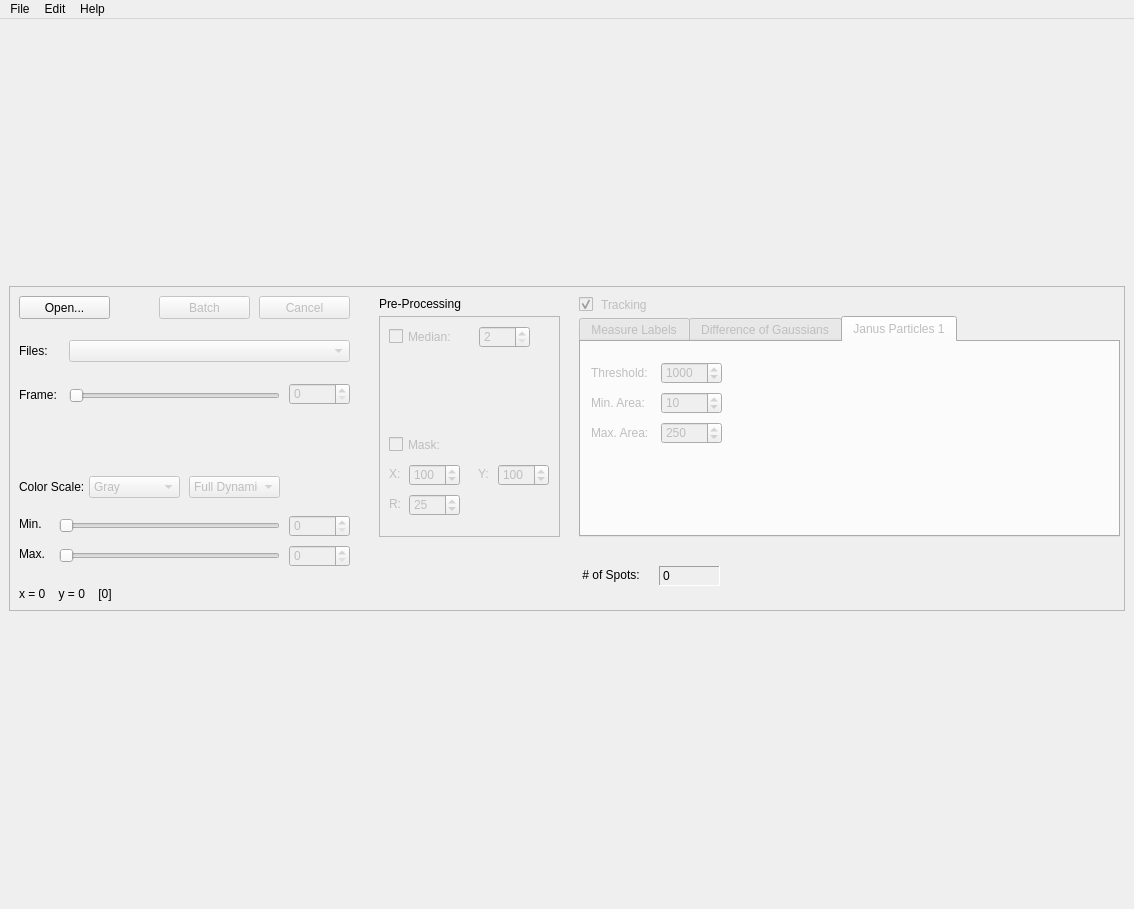
The window that TrackerLab.ui (Molecular-Nanophotonics/TrackerLab) describes before a commit, drawn with Qt 5.
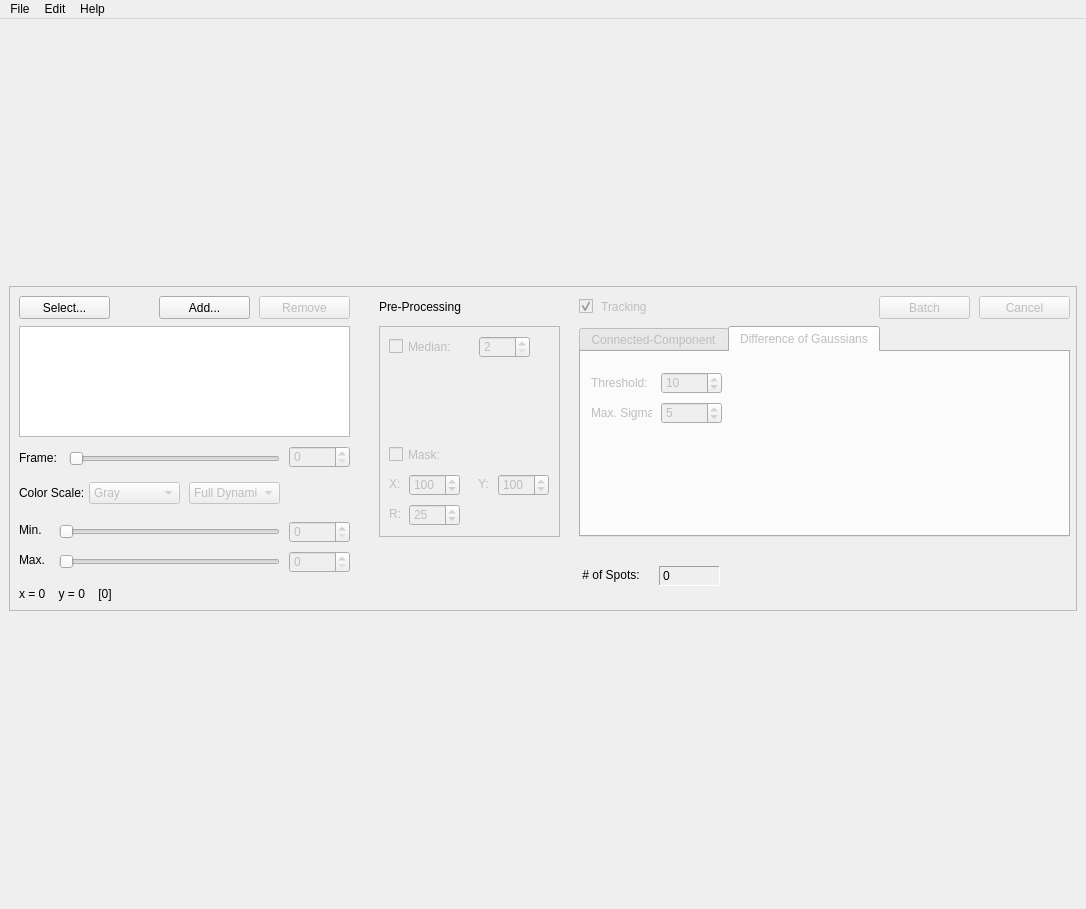
The same window after the commit.

Patch:
```diff
--- a/TrackerLab.ui
+++ b/TrackerLab.ui
@@ -6,7 +6,7 @@
    <rect>
     <x>0</x>
     <y>0</y>
-    <width>1134</width>
+    <width>1086</width>
     <height>909</height>
    </rect>
   </property>
@@ -45,7 +45,7 @@
         </rect>
        </property>
        <property name="text">
-        <string>Open...</string>
+        <string>Select...</string>
        </property>
       </widget>
       <widget class="QSpinBox" name="frameSpinBox">
@@ -55,7 +55,7 @@
        <property name="geometry">
         <rect>
          <x>280</x>
-         <y>97</y>
+         <y>160</y>
          <width>61</width>
          <height>22</height>
         </rect>
@@ -64,37 +64,11 @@
         <bool>false</bool>
        </property>
       </widget>
-      <widget class="QLabel" name="fileLabel">
-       <property name="geometry">
-        <rect>
-         <x>10</x>
-         <y>57</y>
-         <width>47</width>
-         <height>16</height>
-        </rect>
-       </property>
-       <property name="text">
-        <string>Files:</string>
-       </property>
-      </widget>
-      <widget class="QComboBox" name="fileComboBox">
-       <property name="enabled">
-        <bool>false</bool>
-       </property>
-       <property name="geometry">
-        <rect>
-         <x>60</x>
-         <y>54</y>
-         <width>281</width>
-         <height>22</height>
-        </rect>
-       </property>
-      </widget>
       <widget class="QLabel" name="frameLabel">
        <property name="geometry">
         <rect>
          <x>10</x>
-         <y>101</y>
+         <y>164</y>
          <width>47</width>
          <height>16</height>
         </rect>
@@ -110,7 +84,7 @@
        <property name="geometry">
         <rect>
          <x>60</x>
-         <y>100</y>
+         <y>163</y>
          <width>211</width>
          <height>20</height>
         </rect>
@@ -142,20 +116,20 @@
        <property name="geometry">
         <rect>
          <x>570</x>
-         <y>30</y>
-         <width>541</width>
-         <height>221</height>
+         <y>40</y>
+         <width>491</width>
+         <height>211</height>
         </rect>
        </property>
        <property name="autoFillBackground">
         <bool>false</bool>
        </property>
        <property name="currentIndex">
-        <number>2</number>
+        <number>1</number>
        </property>
        <widget class="QWidget" name="tab1">
         <attribute name="title">
-         <string>Measure Labels</string>
+         <string>Connected-Component</string>
         </attribute>
         <widget class="QSpinBox" name="tab1ThresholdSpinBox">
          <property name="geometry">
@@ -339,34 +313,6 @@
         <attribute name="title">
          <string>Difference of Gaussians</string>
         </attribute>
-        <widget class="QDoubleSpinBox" name="tab2ThresholdSpinBox">
-         <property name="geometry">
-          <rect>
-           <x>80</x>
-           <y>20</y>
-           <width>61</width>
-           <height>22</height>
-          </rect>
-         </property>
-         <property name="keyboardTracking">
-          <bool>false</bool>
-         </property>
-         <property name="decimals">
-          <number>2</number>
-         </property>
-         <property name="minimum">
-          <double>0.010000000000000</double>
-         </property>
-         <property name="maximum">
-          <double>1.000000000000000</double>
-         </property>
-         <property name="singleStep">
-          <double>0.010000000000000</double>
-         </property>
-         <property name="value">
-          <double>0.100000000000000</double>
-         </property>
-        </widget>
         <widget class="QSpinBox" name="tab2MaxSigmaSpinBox">
          <property name="geometry">
           <rect>
@@ -415,18 +361,7 @@
           <string>Max. Sigma:</string>
          </property>
         </widget>
-       </widget>
-       <widget class="QWidget" name="tab3">
-        <property name="sizePolicy">
-         <sizepolicy hsizetype="Preferred" vsizetype="Preferred">
-          <horstretch>0</horstretch>
-          <verstretch>0</verstretch>
-         </sizepolicy>
-        </property>
-        <attribute name="title">
-         <string>Janus Particles 1</string>
-        </attribute>
-        <widget class="QSpinBox" name="tab3ThresholdSpinBox">
+        <widget class="QSpinBox" name="tab2ThresholdSpinBox">
          <property name="geometry">
           <rect>
            <x>80</x>
@@ -435,114 +370,16 @@
            <height>22</height>
           </rect>
          </property>
-         <property name="keyboardTracking">
-          <bool>false</bool>
-         </property>
-         <property name="minimum">
-          <number>1</number>
-         </property>
          <property name="maximum">
-          <number>10000</number>
+          <number>100</number>
          </property>
          <property name="singleStep">
           <number>10</number>
          </property>
          <property name="value">
-          <number>1000</number>
-         </property>
-        </widget>
-        <widget class="QSpinBox" name="tab3MinAreaSpinBox">
-         <property name="geometry">
-          <rect>
-           <x>80</x>
-           <y>50</y>
-           <width>61</width>
-           <height>22</height>
-          </rect>
-         </property>
-         <property name="keyboardTracking">
-          <bool>false</bool>
-         </property>
-         <property name="maximum">
-          <number>1000</number>
-         </property>
-         <property name="value">
           <number>10</number>
          </property>
         </widget>
-        <widget class="QSpinBox" name="tab3MaxAreaSpinBox">
-         <property name="geometry">
-          <rect>
-           <x>80</x>
-           <y>80</y>
-           <width>61</width>
-           <height>22</height>
-          </rect>
-         </property>
-         <property name="keyboardTracking">
-          <bool>false</bool>
-         </property>
-         <property name="maximum">
-          <number>10000</number>
-         </property>
-         <property name="value">
-          <number>250</number>
-         </property>
-        </widget>
-        <widget class="QLabel" name="tab1ThresholdLabel_2">
-         <property name="geometry">
-          <rect>
-           <x>10</x>
-           <y>20</y>
-           <width>71</width>
-           <height>21</height>
-          </rect>
-         </property>
-         <property name="text">
-          <string>Threshold:</string>
-         </property>
-         <property name="alignment">
-          <set>Qt::AlignLeading|Qt::AlignLeft|Qt::AlignVCenter</set>
-         </property>
-        </widget>
-        <widget class="QLabel" name="tab1MinAreaLabel_2">
-         <property name="geometry">
-          <rect>
-           <x>10</x>
-           <y>50</y>
-           <width>71</width>
-           <height>21</height>
-          </rect>
-         </property>
-         <property name="layoutDirection">
-          <enum>Qt::LeftToRight</enum>
-         </property>
-         <property name="text">
-          <string>Min. Area:</string>
-         </property>
-         <property name="alignment">
-          <set>Qt::AlignLeading|Qt::AlignLeft|Qt::AlignVCenter</set>
-         </property>
-        </widget>
-        <widget class="QLabel" name="tab1MaxAreaLabel_2">
-         <property name="geometry">
-          <rect>
-           <x>10</x>
-           <y>80</y>
-           <width>71</width>
-           <height>21</height>
-          </rect>
-         </property>
-         <property name="layoutDirection">
-          <enum>Qt::LeftToRight</enum>
-         </property>
-         <property name="text">
-          <string>Max. Area:</string>
-         </property>
-         <property name="alignment">
-          <set>Qt::AlignLeading|Qt::AlignLeft|Qt::AlignVCenter</set>
-         </property>
-        </widget>
        </widget>
       </widget>
       <widget class="QPushButton" name="batchButton">
@@ -551,7 +388,7 @@
        </property>
        <property name="geometry">
         <rect>
-         <x>150</x>
+         <x>870</x>
          <y>10</y>
          <width>91</width>
          <height>23</height>
@@ -567,7 +404,7 @@
        </property>
        <property name="geometry">
         <rect>
-         <x>250</x>
+         <x>970</x>
          <y>10</y>
          <width>91</width>
          <height>23</height>
@@ -616,9 +453,9 @@
        <property name="geometry">
         <rect>
          <x>370</x>
-         <y>30</y>
+         <y>40</y>
          <width>181</width>
-         <height>221</height>
+         <height>211</height>
         </rect>
        </property>
        <property name="frameShape">
@@ -800,7 +637,7 @@
        <property name="geometry">
         <rect>
          <x>370</x>
-         <y>10</y>
+         <y>13</y>
          <width>161</width>
          <height>16</height>
         </rect>
@@ -812,9 +649,9 @@
       <widget class="QLabel" name="propertiesLabel">
        <property name="geometry">
         <rect>
-         <x>10</x>
-         <y>130</y>
-         <width>331</width>
+         <x>370</x>
+         <y>260</y>
+         <width>181</width>
          <height>51</height>
         </rect>
        </property>
@@ -829,8 +666,8 @@
        <property name="geometry">
         <rect>
          <x>570</x>
-         <y>10</y>
-         <width>231</width>
+         <y>12</y>
+         <width>121</width>
          <height>17</height>
         </rect>
        </property>
@@ -848,7 +685,7 @@
        <property name="geometry">
         <rect>
          <x>50</x>
-         <y>230</y>
+         <y>236</y>
          <width>221</width>
          <height>20</height>
         </rect>
@@ -867,7 +704,7 @@
        <property name="geometry">
         <rect>
          <x>50</x>
-         <y>260</y>
+         <y>266</y>
          <width>221</width>
          <height>20</height>
         </rect>
@@ -889,7 +726,7 @@
        <property name="geometry">
         <rect>
          <x>280</x>
-         <y>229</y>
+         <y>235</y>
          <width>61</width>
          <height>22</height>
         </rect>
@@ -911,7 +748,7 @@
        <property name="geometry">
         <rect>
          <x>280</x>
-         <y>259</y>
+         <y>265</y>
          <width>61</width>
          <height>22</height>
         </rect>
@@ -936,7 +773,7 @@
        <property name="geometry">
         <rect>
          <x>80</x>
-         <y>190</y>
+         <y>196</y>
          <width>91</width>
          <height>22</height>
         </rect>
@@ -951,7 +788,7 @@
        <property name="geometry">
         <rect>
          <x>10</x>
-         <y>193</y>
+         <y>199</y>
          <width>71</width>
          <height>16</height>
         </rect>
@@ -967,7 +804,7 @@
        <property name="geometry">
         <rect>
          <x>180</x>
-         <y>190</y>
+         <y>196</y>
          <width>91</width>
          <height>22</height>
         </rect>
@@ -987,7 +824,7 @@
        <property name="geometry">
         <rect>
          <x>10</x>
-         <y>230</y>
+         <y>236</y>
          <width>31</width>
          <height>16</height>
         </rect>
@@ -1000,7 +837,7 @@
        <property name="geometry">
         <rect>
          <x>10</x>
-         <y>260</y>
+         <y>266</y>
          <width>31</width>
          <height>16</height>
         </rect>
@@ -1009,6 +846,48 @@
         <string>Max.</string>
        </property>
       </widget>
+      <widget class="QListWidget" name="fileListWidget">
+       <property name="geometry">
+        <rect>
+         <x>10</x>
+         <y>40</y>
+         <width>331</width>
+         <height>111</height>
+        </rect>
+       </property>
+       <property name="selectionMode">
+        <enum>QAbstractItemView::ContiguousSelection</enum>
+       </property>
+      </widget>
+      <widget class="QPushButton" name="addFilesButton">
+       <property name="geometry">
+        <rect>
+         <x>150</x>
+         <y>10</y>
+         <width>91</width>
+         <height>23</height>
+        </rect>
+       </property>
+       <property name="text">
+        <string>Add...</string>
+       </property>
+      </widget>
+      <widget class="QPushButton" name="removeFilesButton">
+       <property name="enabled">
+        <bool>false</bool>
+       </property>
+       <property name="geometry">
+        <rect>
+         <x>250</x>
+         <y>10</y>
+         <width>91</width>
+         <height>23</height>
+        </rect>
+       </property>
+       <property name="text">
+        <string>Remove</string>
+       </property>
+      </widget>
      </widget>
     </item>
     <item>
@@ -1057,7 +936,7 @@
     <rect>
      <x>0</x>
      <y>0</y>
-     <width>1134</width>
+     <width>1086</width>
      <height>21</height>
     </rect>
    </property>
```
Left out of the diff: 11 changed lines with no effect on the pictures.
